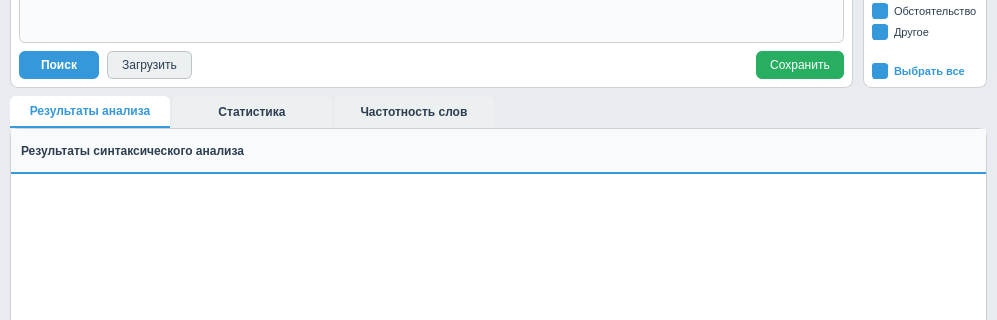
mmukhina/trpo, file mainwindow.ui: the form before one commit; both pictures show x 0 to 997 and y 119 to 439 of the 997 by 803 pixel window.
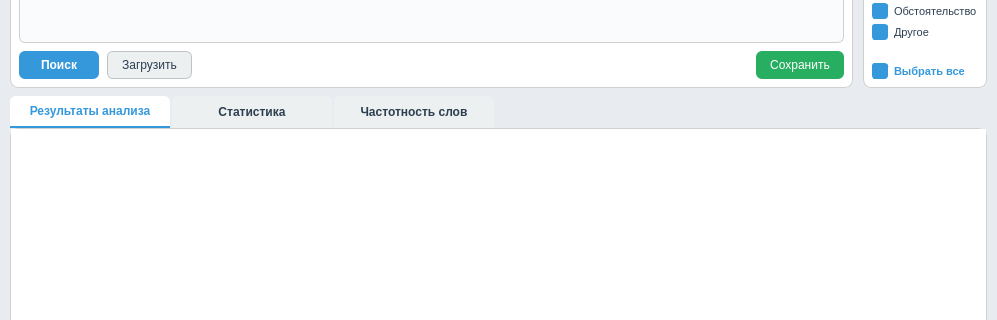
The form after the commit. The open tabs and pages were chosen to show the change.

```diff
--- a/mainwindow.ui
+++ b/mainwindow.ui
@@ -166,7 +166,7 @@
         background-color: #dfe6e9;
     }
     
-    /* UNIFIED Tree and Table Widget Styling */
+    /* UNIFIED Tree and Table Widget Styling - NO HIGHLIGHTING */
     QTreeWidget, QTableWidget {
         background-color: #ffffff;
         color: #495057;
@@ -174,21 +174,56 @@
         font-size: 12px;
         outline: 0;
         alternate-background-color: #f8f9fa;
+        selection-background-color: transparent;
+        selection-color: #495057;
     }
     QTreeWidget::item, QTableWidget::item {
         padding: 8px;
         border-bottom: 1px solid #ecf0f1;
         color: #495057;
     }
-    QTreeWidget::item:hover, QTableWidget::item:hover {
-        background-color: #f0f4f8;
+    
+    /* Отключаем выделение и изменение цвета при наведении */
+    QTreeWidget::item:hover,
+    QTableWidget::item:hover {
+        background-color: transparent;
     }
-    QTreeWidget::item:selected, QTableWidget::item:selected {
-        background-color: #3498db;
-        color: #ffffff;
+    
+    QTreeWidget::item:selected,
+    QTableWidget::item:selected {
+        background-color: transparent;
+        color: #495057;
     }
-    QTreeWidget::item:alternate, QTableWidget::item:alternate {
-        background-color: #f8f9fa;
+    
+    QTreeWidget::item:selected:hover,
+    QTableWidget::item:selected:hover {
+        background-color: transparent;
+    }
+    
+    QTreeWidget::item:focus,
+    QTableWidget::item:focus {
+        outline: none;
+        background-color: transparent;
+        color: #495057;
+    }
+    
+    QTableWidget::item:hover:!selected,
+    QTreeWidget::item:hover:!selected {
+        background-color: transparent;
+    }
+    
+    QTreeWidget::branch:hover {
+        color: #2980b9;
+    }
+    
+    QTreeWidget {
+        selection-background-color: transparent;
+        selection-color: #495057;
+    }
+    
+    QTableWidget {
+        selection-background-color: transparent;
+        selection-color: #495057;
     }
     
     /* UNIFIED Header Styling */
@@ -201,6 +236,15 @@
         font-size: 12px;
         color: #2c3e50;
     }
+    
+    QHeaderView::section:hover {
+        background-color: #f8fafc;
+    }
+    
+    QHeaderView::section:pressed {
+        background-color: #f8fafc;
+    }
+    
     QTableCornerButton::section {
         background-color: #f8fafc;
         border: none;
@@ -233,7 +277,7 @@
     QPushButton#statButton:hover {
         background-color: #dee2e6;
     }
-    QPushButton#statButton[expanded=&quot;true&quot;] {
+    QPushButton#statButton[expanded="true"] {
         background-color: #3498db;
         color: white;
         border-color: #3498db;
@@ -700,33 +744,18 @@
                <number>20</number>
               </property>
               <property name="headerHidden">
-               <bool>false</bool>
+               <bool>true</bool>
               </property>
               <property name="expandsOnDoubleClick">
                <bool>true</bool>
               </property>
               <attribute name="headerVisible">
-               <bool>true</bool>
-              </attribute>
-              <attribute name="headerMinimumSectionSize">
-               <number>150</number>
-              </attribute>
-              <attribute name="headerDefaultSectionSize">
-               <number>300</number>
-              </attribute>
-              <attribute name="headerStretchLastSection">
-               <bool>true</bool>
+               <bool>false</bool>
               </attribute>
               <column>
                <property name="text">
                 <string>Результаты синтаксического анализа</string>
                </property>
-               <property name="font">
-                <font>
-                 <pointsize>12</pointsize>
-                 <bold>true</bold>
-                </font>
-               </property>
               </column>
              </widget>
             </item>
```
Left out of the diff: 13 changed lines with no effect on the pictures.
